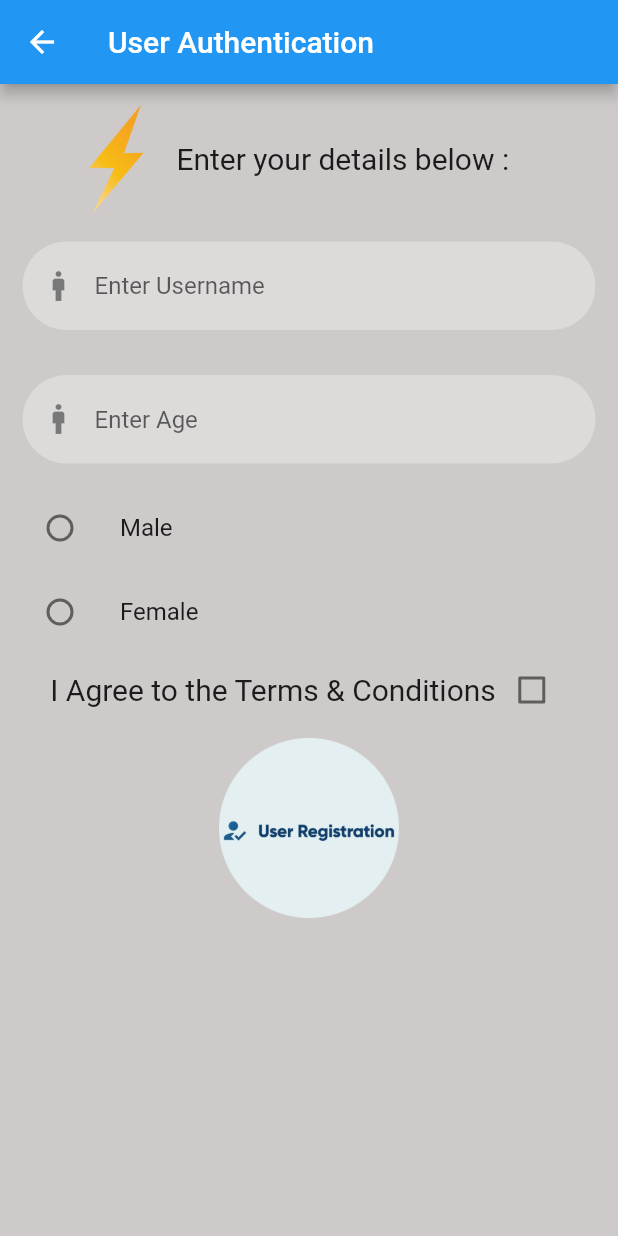
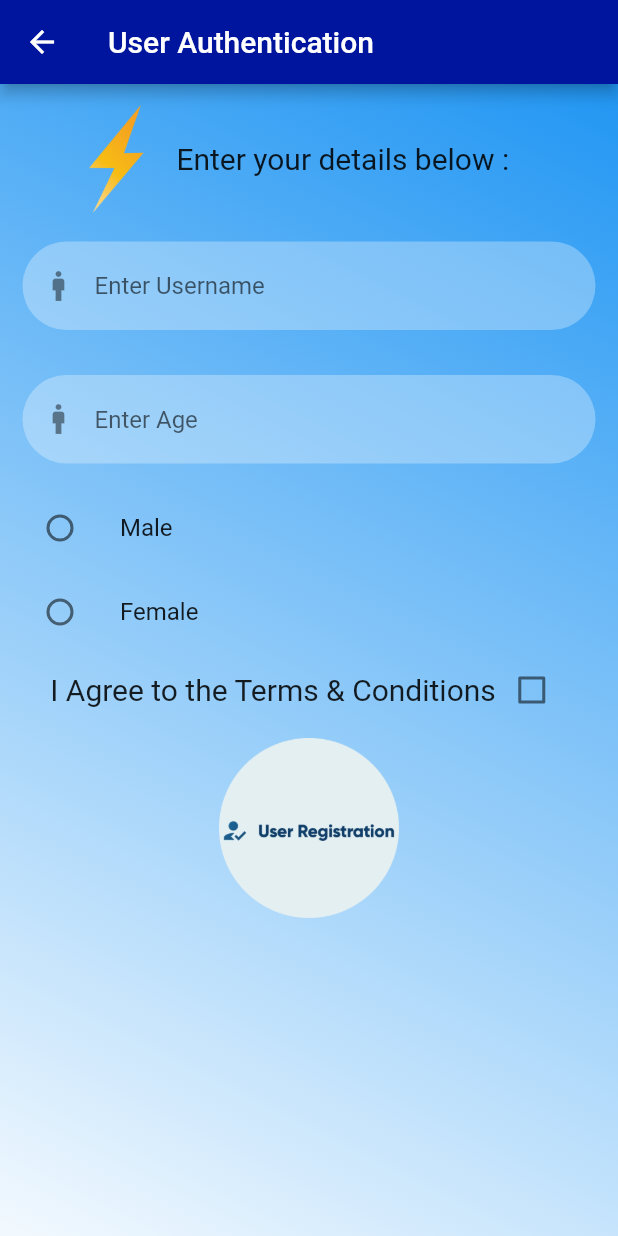
Before and after one commit to PushkarTipre/task2, a Flutter app: the screen it shows after launch, after a tap on "Press to Register", on a phone screen of 412 x 824 dp. Run offline on Flutter 3.47's test engine with Material 2 defaults, Android fonts, the phone set to English and light mode, and no system bars.

Commit message:
Day 3 - FINAL

```diff
--- a/lib/main.dart
+++ b/lib/main.dart
@@ -16,8 +16,8 @@ class validate extends StatelessWidget {
       debugShowCheckedModeBanner: false,
       initialRoute: btnScreen.id,
       routes: {
-        authentication.id: (context) => authentication(),
-        btnScreen.id: (context) => btnScreen(),
+        authentication.id: (context) => const authentication(),
+        btnScreen.id: (context) => const btnScreen(),
         result.id: (context) => result(
               name: '', age: '',
               //gender: '',
--- a/lib/mainScreen.dart
+++ b/lib/mainScreen.dart
@@ -9,26 +9,37 @@ class btnScreen extends StatelessWidget {
   Widget build(BuildContext context) {
     return Scaffold(
       backgroundColor: Colors.white,
-      body: SafeArea(
+      body: Container(
+        height: MediaQuery.of(context).size.height,
+        width: MediaQuery.of(context).size.width,
+        alignment: Alignment.center,
+        decoration: const BoxDecoration(
+          gradient: LinearGradient(
+            begin: Alignment.topRight,
+            end: Alignment.bottomLeft,
+            colors: [Colors.blue, Colors.white],
+          ),
+        ),
+        child: SafeArea(
           child: Column(
             mainAxisAlignment: MainAxisAlignment.center,
             crossAxisAlignment: CrossAxisAlignment.stretch,
             children: [
               Hero(
                 tag: 'logo',
-              child: Container(
+                child: SizedBox(
                   height: 200,
                   child: Image.asset('images/logo.png'),
                 ),
               ),
-            SizedBox(
+              const SizedBox(
                 height: 45.0,
               ),
               SizedBox(
                 child: ElevatedButton(
                   style: ElevatedButton.styleFrom(
-                  minimumSize: Size.fromHeight(60.0),
-                  side: BorderSide(width: 3, color: Colors.transparent),
+                    minimumSize: const Size.fromHeight(60.0),
+                    side: const BorderSide(width: 3, color: Colors.transparent),
                     shape: RoundedRectangleBorder(
                       borderRadius: BorderRadius.circular(50.0),
                     ),
@@ -36,7 +47,7 @@ class btnScreen extends StatelessWidget {
                   onPressed: () {
                     Navigator.pushNamed(context, authentication.id);
                   },
-                child: Text(
+                  child: const Text(
                     'Press to Register',
                     style: TextStyle(fontSize: 30.0),
                   ),
@@ -45,6 +56,7 @@ class btnScreen extends StatelessWidget {
             ],
           ),
         ),
+      ),
     );
   }
 }
--- a/lib/screen1.dart
+++ b/lib/screen1.dart
@@ -3,7 +3,6 @@ import 'package:flutter/material.dart';
 import 'package:flutter/services.dart';
 import 'package:task2/screen2.dart';
 
-//enum genderSelect { Male, Female }
 String genderReal = "";
 
 class authentication extends StatefulWidget {
@@ -33,14 +32,26 @@ class _authenticationState extends State<authentication> {
   Widget build(BuildContext context) {
     return Scaffold(
       appBar: AppBar(
-        title: Text('User Authentication'),
+        backgroundColor: const Color(0xFF00159E),
+        title: const Text('User Authentication'),
       ),
-      backgroundColor: Color(0xffCECACA),
+      //backgroundColor: Color(0xffCECACA),
       body: SingleChildScrollView(
+        child: Container(
+          height: MediaQuery.of(context).size.height,
+          width: MediaQuery.of(context).size.width,
+          alignment: Alignment.center,
+          decoration: const BoxDecoration(
+            gradient: LinearGradient(
+              begin: Alignment.topRight,
+              end: Alignment.bottomLeft,
+              colors: [Colors.blue, Colors.white],
+            ),
+          ),
           child: Column(
             children: [
               Container(
-              padding: EdgeInsets.only(right: 30, top: 10.0),
+                padding: const EdgeInsets.only(right: 30, top: 10.0),
                 child: Row(
                   mainAxisAlignment: MainAxisAlignment.center,
                   children: [
@@ -51,7 +62,7 @@ class _authenticationState extends State<authentication> {
                         height: 80.0,
                       ),
                     ),
-                  Text(
+                    const Text(
                       'Enter your details below : ',
                       style: TextStyle(fontSize: 20.0),
                     ),
@@ -73,17 +84,17 @@ class _authenticationState extends State<authentication> {
                   keyboardType: TextInputType.name,
                   decoration: InputDecoration(
                     errorText: _validateName ? 'Name cannot be empty' : null,
-                  enabledBorder: OutlineInputBorder(
+                    enabledBorder: const OutlineInputBorder(
                       borderSide: BorderSide(color: Colors.transparent),
                       borderRadius: BorderRadius.all(
                         Radius.circular(100.0),
                       ),
                     ),
-                  prefixIcon: Icon(Icons.man),
+                    prefixIcon: const Icon(Icons.man),
                     hintText: 'Enter Username',
                     filled: true,
                     fillColor: Colors.white30,
-                  focusedBorder: OutlineInputBorder(
+                    focusedBorder: const OutlineInputBorder(
                       borderSide: BorderSide(color: Colors.green),
                     ),
                   ),
@@ -104,30 +115,29 @@ class _authenticationState extends State<authentication> {
                   keyboardType: TextInputType.number,
                   decoration: InputDecoration(
                     errorText: _validateAge ? 'Age cannot be empty' : null,
-                  enabledBorder: OutlineInputBorder(
+                    enabledBorder: const OutlineInputBorder(
                       borderSide: BorderSide(color: Colors.transparent),
                       borderRadius: BorderRadius.all(
                         Radius.circular(100.0),
                       ),
                     ),
-                  prefixIcon: Icon(Icons.man),
+                    prefixIcon: const Icon(Icons.man),
                     hintText: 'Enter Age',
                     filled: true,
                     fillColor: Colors.white30,
-                  focusedBorder: OutlineInputBorder(
+                    focusedBorder: const OutlineInputBorder(
                       borderSide: BorderSide(color: Colors.green),
                     ),
                   ),
                 ),
               ),
               ListTile(
-              title: Text('Male'),
+                title: const Text('Male'),
                 leading: Radio(
                   value: "Male",
-                activeColor: Colors.green,
+                  activeColor: Colors.red,
                   groupValue: genderReal,
                   onChanged: (value) {
-                  //setSelectedRadio(value);
                     setState(() {
                       genderReal = value.toString();
                     });
@@ -135,13 +145,12 @@ class _authenticationState extends State<authentication> {
                 ),
               ),
               ListTile(
-              title: Text('Female'),
+                title: const Text('Female'),
                 leading: Radio(
                   value: "Female",
                   activeColor: Colors.orange,
                   groupValue: genderReal,
                   onChanged: (value) {
-                  //setSelectedRadio(value);
                     setState(() {
                       genderReal = value.toString();
                     });
@@ -166,7 +175,7 @@ class _authenticationState extends State<authentication> {
                   return Row(
                     mainAxisAlignment: MainAxisAlignment.center,
                     children: [
-                    Text(
+                      const Text(
                         'I Agree to the Terms & Conditions',
                         style: TextStyle(fontSize: 20),
                       ),
@@ -226,6 +235,26 @@ class _authenticationState extends State<authentication> {
                           ),
                         );
                       }
+
+                      if (isChecked == checkChecked) {
+                        AlertDialog alert = AlertDialog(
+                          title: const Text('ERROR'),
+                          content: SingleChildScrollView(
+                            child: ListBody(
+                              children: [
+                                const Text('Please read the Terms & Conditions')
+                              ],
+                            ),
+                          ),
+                        );
+                        showDialog(
+                          context: context,
+                          builder: (BuildContext context) {
+                            return alert;
+                          },
+                        );
+                      }
+
                       //_text.text.isEmpty ? _validate = true : _validate = false;
                       //Navigator.pushNamed(context, result.id);
                     });
@@ -239,6 +268,7 @@ class _authenticationState extends State<authentication> {
             ],
           ),
         ),
+      ),
     );
   }
 }
```
Also changed, not shown: lib/screen2.dart (+68 -17 lines). Lines whose indentation alone changed are shown as unchanged.
